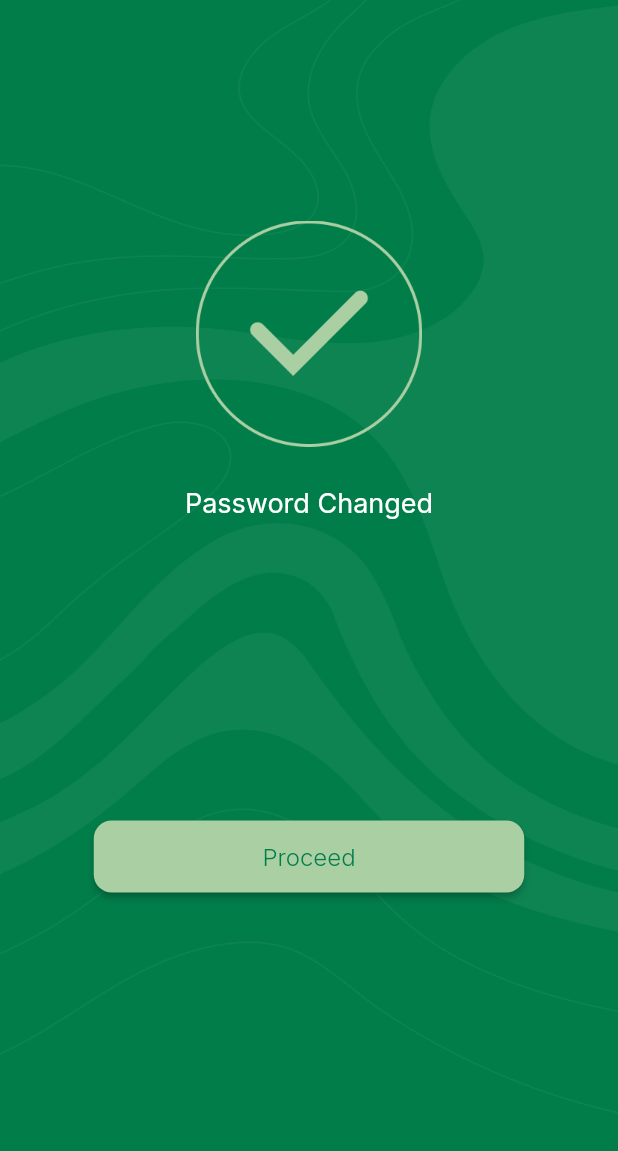
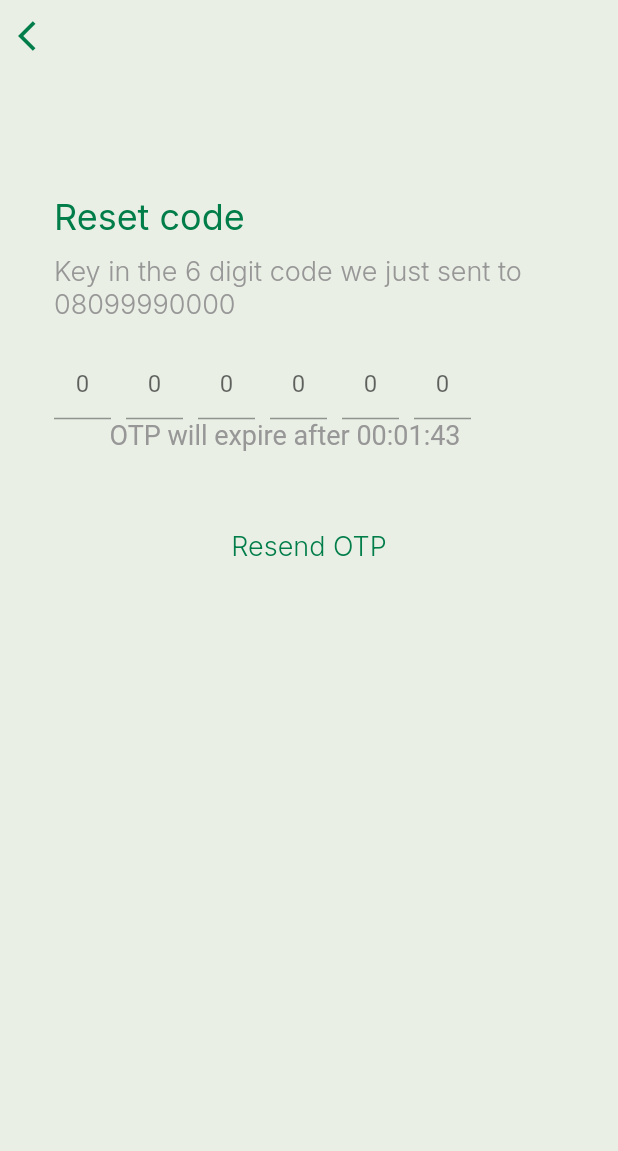
Before and after one commit to Karma-234/my_digital_bank_UI, a Flutter app: the screen it shows after launch, on a phone screen of 412 x 824 dp. Shown: the top 1151 px of the screen. Run offline on Flutter 3.47's test engine with Material 2 defaults, Android fonts, the phone set to English and light mode, and no system bars; our stand-ins replace google_fonts; Roboto replaces fonts that are missing (Mandali).

Commit message:
Added and completed password reset page

```diff
--- /dev/null
+++ b/lib/common_widgets/forms/otp_form.dart
@@ -0,0 +1,26 @@
+import 'package:flutter/material.dart';
+
+import '../otp_input_field.dart';
+
+class OtpForm extends StatelessWidget {
+  const OtpForm({
+    Key? key,
+  }) : super(key: key);
+
+  @override
+  Widget build(BuildContext context) {
+    return Form(
+      child: Row(
+        mainAxisAlignment: MainAxisAlignment.spaceBetween,
+        children: [
+          OtpInputField(),
+          OtpInputField(),
+          OtpInputField(),
+          OtpInputField(),
+          OtpInputField(),
+          OtpInputField(),
+        ],
+      ),
+    );
+  }
+}
--- /dev/null
+++ b/lib/common_widgets/otp_input_field.dart
@@ -0,0 +1,38 @@
+import 'package:flutter/material.dart';
+import 'package:flutter/services.dart';
+
+import '../core/app_colors.dart';
+
+class OtpInputField extends StatelessWidget {
+  const OtpInputField({
+    Key? key,
+  }) : super(key: key);
+
+  @override
+  Widget build(BuildContext context) {
+    return SizedBox(
+      width: 38.0,
+      child: TextFormField(
+        onChanged: (value) {
+          FocusScope.of(context).nextFocus();
+        },
+        enabled: true,
+        keyboardType: TextInputType.number,
+        textAlign: TextAlign.center,
+        inputFormatters: [
+          LengthLimitingTextInputFormatter(1),
+          FilteringTextInputFormatter.digitsOnly,
+        ],
+        decoration: const InputDecoration(
+          disabledBorder: UnderlineInputBorder(
+            borderSide: BorderSide(color: AppColors.secondary, width: 2.0),
+          ),
+          hintText: '0',
+          border: UnderlineInputBorder(
+            borderSide: BorderSide(color: AppColors.secondary, width: 2.0),
+          ),
+        ),
+      ),
+    );
+  }
+}
--- a/lib/common_widgets/password_form_field.dart
+++ b/lib/common_widgets/password_form_field.dart
@@ -16,14 +16,14 @@ class NewPasswordFormField extends StatelessWidget {
         disabledBorder: const UnderlineInputBorder(
           borderSide: BorderSide(
             width: 2.0,
-            color: AppColors.onButton,
+            color: AppColors.secondary,
           ),
         ),
         enabled: true,
         border: const UnderlineInputBorder(
           borderSide: BorderSide(
             width: 2.0,
-            color: AppColors.onButton,
+            color: AppColors.secondary,
           ),
         ),
       ),
--- a/lib/common_widgets/reset_password_button.dart
+++ b/lib/common_widgets/reset_password_button.dart
@@ -18,7 +18,7 @@ class ResetPasswordButton extends StatelessWidget {
       onPressed: buttonPressed,
       style: ElevatedButton.styleFrom(
         fixedSize: const Size(311.0, 48.0),
-        backgroundColor: AppColors.onButton,
+        backgroundColor: AppColors.secondary,
         shape: RoundedRectangleBorder(
           borderRadius: BorderRadius.circular(12.0),
         ),
--- a/lib/core/app_colors.dart
+++ b/lib/core/app_colors.dart
@@ -3,7 +3,7 @@ import 'package:flutter/material.dart';
 class AppColors {
   static const Color secondary = Color(0xFF017D49);
   static const Color primary = Color(0xFFFFFFFF);
-  static const Color onButton = Color(0xFF017D49);
+
   static const Color buttonColor2 = Color(0xFFA9CFA3);
   static const Color scaffoldColor2 = Color(0xFFE9EFE5);
   static const Color textColor = Color(0xFF979797);
--- a/lib/core/text_strings.dart
+++ b/lib/core/text_strings.dart
@@ -2,3 +2,5 @@ const String signUpText =
     "Lorem ipsum dolor sit amet, consectetur \nadipiscing elit, sed do eiusmod tempor \nincididunt ut labore";
 
 const String passReset = 'Enter your phone number to recover \nyour password';
+
+const String otpText = 'Key in the 6 digit code we just sent to \n08099990000';
--- a/lib/features/onboarding/password_reset/views/otp_page.dart
+++ b/lib/features/onboarding/password_reset/views/otp_page.dart
@@ -0,0 +1,93 @@
+import 'package:flutter/material.dart';
+import 'package:flutter/services.dart';
+import 'package:google_fonts/google_fonts.dart';
+import 'package:kml_digital_bank/common_widgets/common_icons.dart';
+import 'package:kml_digital_bank/core/app_colors.dart';
+import 'package:kml_digital_bank/core/text_strings.dart';
+
+import '../../../../common_widgets/forms/otp_form.dart';
+import '../../../../common_widgets/otp_input_field.dart';
+
+class OtpPage extends StatelessWidget {
+  const OtpPage({super.key});
+
+  @override
+  Widget build(BuildContext context) {
+    return Scaffold(
+      backgroundColor: AppColors.scaffoldColor2,
+      body: ListView(
+        children: [
+          Row(
+            children: [
+              CommonBackIcon(iconColor: AppColors.secondary),
+            ],
+          ),
+          SizedBox(
+            height: 82.5,
+          ),
+          Padding(
+            padding: const EdgeInsets.only(left: 36.0),
+            child: Column(
+              crossAxisAlignment: CrossAxisAlignment.start,
+              children: [
+                SizedBox(
+                  width: 300.0,
+                  height: 40.0,
+                  child: Text(
+                    'Reset code',
+                    textAlign: TextAlign.left,
+                    style: GoogleFonts.inter(
+                        fontSize: 24.0,
+                        color: AppColors.secondary,
+                        fontWeight: FontWeight.w400),
+                  ),
+                ),
+                SizedBox(
+                  height: 61.0,
+                  width: 324.0,
+                  child: Text(
+                    otpText,
+                    style: GoogleFonts.inter(
+                      fontWeight: FontWeight.w300,
+                      color: AppColors.textColor,
+                      fontSize: 18.0,
+                    ),
+                  ),
+                ),
+                const SizedBox(
+                  width: 278.0,
+                  child: OtpForm(),
+                ),
+                SizedBox(
+                  width: 308.0,
+                  height: 61.0,
+                  child: Text(
+                    'OTP will expire after 00:01:43',
+                    textAlign: TextAlign.center,
+                    style: GoogleFonts.mandali(
+                      color: AppColors.textColor,
+                      fontSize: 18.0,
+                    ),
+                  ),
+                ),
+              ],
+            ),
+          ),
+          Center(
+            child: TextButton(
+              onPressed: () {},
+              child: Text(
+                'Resend OTP',
+                style: GoogleFonts.inter(
+                  fontSize: 18.0,
+                  fontWeight: FontWeight.w300,
+                  color: AppColors.secondary,
+                ),
+              ),
+            ),
+          ),
+        ],
+      ),
+    );
+  }
+}
--- a/lib/main.dart
+++ b/lib/main.dart
@@ -1,5 +1,6 @@
 import 'package:flutter/material.dart';
 import 'package:kml_digital_bank/features/onboarding/password_reset/views/new_password.dart';
+import 'package:kml_digital_bank/features/onboarding/password_reset/views/otp_page.dart';
 import 'package:kml_digital_bank/features/onboarding/password_reset/views/password_change_success.dart';
 import 'package:kml_digital_bank/features/onboarding/password_reset/views/password_reset.dart';
 
@@ -15,11 +16,11 @@ class MainApp extends StatelessWidget {
   @override
   Widget build(BuildContext context) {
     return MaterialApp(
-      title: 'KML Digita Bank',
+      title: 'KML Digital Bank',
       theme: ThemeData(
         primarySwatch: Colors.blue,
       ),
-      home: const PasswordSuccess(),
+      home: const OtpPage(),
     );
   }
 }
```
Also changed, not shown: lib/common_widgets/forms/new_password_form.dart (added, +69 -0 lines), lib/features/onboarding/password_reset/views/new_password.dart (+7 -59 lines), lib/features/onboarding/password_reset/views/password_reset.dart (+11 -7 lines).
